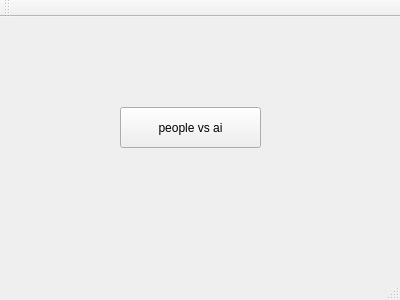
Above: mainwindow.ui from lcguang/gomoku before the change. Below: the same form after it.
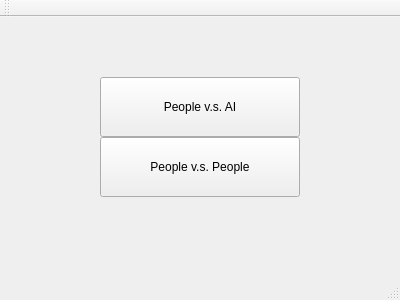
That is the form after the change.

Commit message: Add people vs people game type

```diff
--- a/mainwindow.ui
+++ b/mainwindow.ui
@@ -17,26 +17,29 @@
    <widget class="QPushButton" name="pushButton_people_ai">
     <property name="geometry">
      <rect>
-      <x>120</x>
-      <y>90</y>
-      <width>141</width>
-      <height>41</height>
+      <x>100</x>
+      <y>60</y>
+      <width>200</width>
+      <height>60</height>
      </rect>
     </property>
     <property name="text">
-     <string>people vs ai</string>
+     <string>People v.s. AI</string>
     </property>
    </widget>
-  </widget>
-  <widget class="QMenuBar" name="menuBar">
+   <widget class="QPushButton" name="pushButton_people_people">
    <property name="geometry">
     <rect>
-     <x>0</x>
-     <y>0</y>
-     <width>400</width>
-     <height>22</height>
-    </rect>
-   </property>
+      <x>100</x>
+      <y>120</y>
+      <width>200</width>
+      <height>60</height>
+     </rect>
+    </property>
+    <property name="text">
+     <string>People v.s. People</string>
+    </property>
+   </widget>
   </widget>
   <widget class="QToolBar" name="mainToolBar">
    <attribute name="toolBarArea">
```
Left out of the diff: 2 changed lines with no effect on the pictures. Lines whose indentation alone changed are shown as unchanged. The commit also changes 7 other files.
